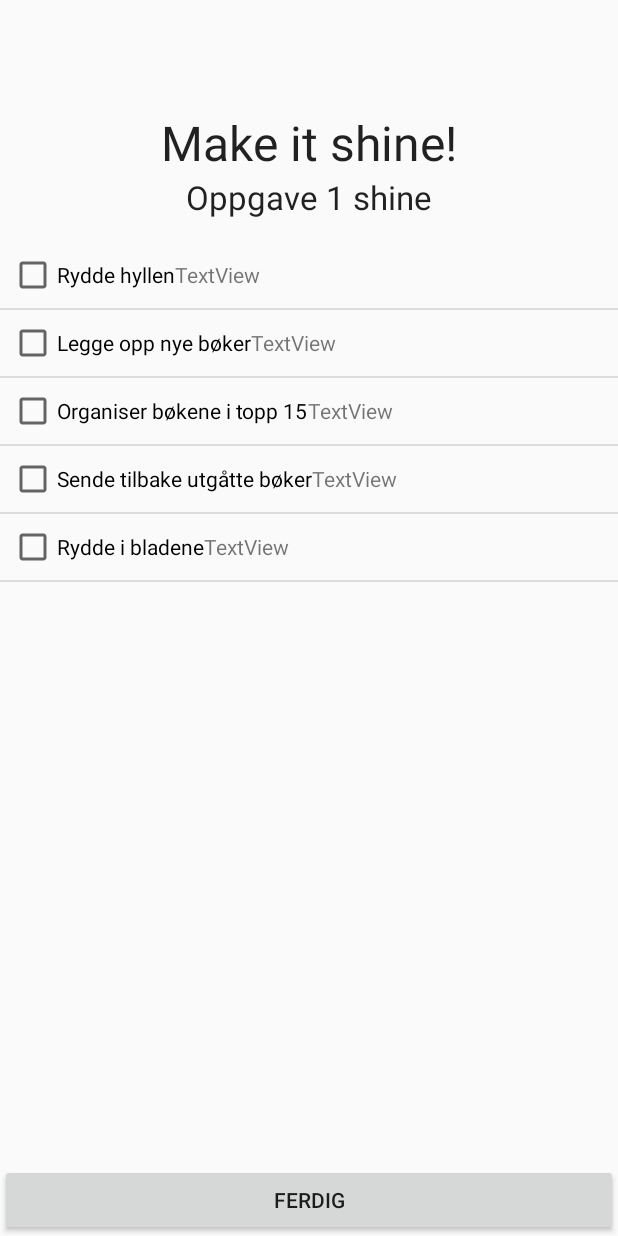
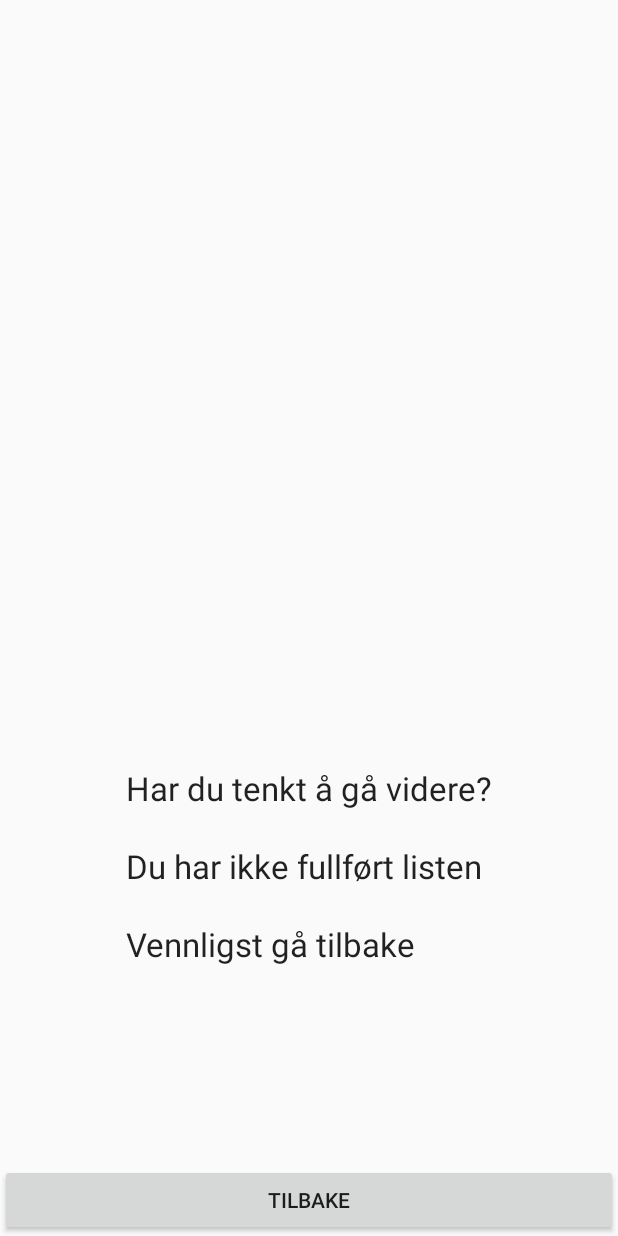
Before and after one commit to Paalt/topp15, an Android app: the screen it shows after launch (Checklist before the commit, HighFive after it), on a phone screen of 412 x 824 dp. Run offline under Robolectric (Android 15) with nearby library versions, the light colour scheme and no system bars.

Commit message:
added high five and no five screen

```diff
--- a/BladAnsvarligAppAndroid/app/src/main/AndroidManifest.xml
+++ b/BladAnsvarligAppAndroid/app/src/main/AndroidManifest.xml
@@ -24,6 +24,9 @@
 
         </activity>
         <activity android:name=".Checklist">
+
+        </activity>
+        <activity android:name=".HighFive">
             <intent-filter>
                 <action android:name="android.intent.action.MAIN" />
 
--- a/BladAnsvarligAppAndroid/app/src/main/java/com/app/bc/bladansvarligapp/Checklist.java
+++ b/BladAnsvarligAppAndroid/app/src/main/java/com/app/bc/bladansvarligapp/Checklist.java
@@ -112,10 +112,18 @@ public class Checklist extends Activity{
                     public void onClick(View v) {
                         CheckBox cb = (CheckBox) v ;
                         MakeItShine makeItShine = (MakeItShine) cb.getTag();
+                        if (cb.isChecked()) {
                         Toast.makeText(getApplicationContext(),
-                        "Clicked on Checkbox: " + cb.getText() +
-                        " is " + cb.isChecked(),
+                        cb.getText() +
+                        " er ferdig",
                         Toast.LENGTH_LONG).show();
+                        }
+                        else {
+                        Toast.makeText(getApplicationContext(),
+                        cb.getText() +
+                        " er ikke ferdig",
+                        Toast.LENGTH_LONG).show();
+                        }
                         makeItShine.setSelected(cb.isChecked());
                     }
                 });
--- /dev/null
+++ b/BladAnsvarligAppAndroid/app/src/main/java/com/app/bc/bladansvarligapp/HighFive.java
@@ -0,0 +1,44 @@
+package com.app.bc.bladansvarligapp;
+
+import android.app.Activity;
+import android.media.Image;
+import android.os.Bundle;
+import android.widget.Button;
+import android.widget.ImageView;
+import android.widget.TextView;
+
+/**
+ * Created by alkan on 23.04.2016.
+ */
+public class HighFive extends Activity {
+
+    // .DATA
+    boolean dummy = false;
+
+    // .DATA?
+    TextView mHighFiveText;
+    ImageView mHighFiveImage;
+    Button mHighFiveButton;
+
+    // .CODE
+    @Override
+    protected void onCreate(Bundle savedInstanceState) {
+        super.onCreate(savedInstanceState);
+        setContentView(R.layout.activity_high_five);
+
+        mHighFiveText = (TextView) findViewById(R.id.high_five);
+        mHighFiveButton = (Button) findViewById(R.id.high_five_button);
+        mHighFiveImage = (ImageView) findViewById(R.id.high_five_image);
+
+        if (dummy) {
+            mHighFiveText.setText("High five dere har fått\n\n+ 15 poeng\n\nFortsett med den gode jobben");
+            mHighFiveButton.setText("Videre");
+            // TODO: mHighFiveImage.setImageResource(R.drawable.
+        }
+        else {
+            mHighFiveText.setText("Har du tenkt å gå videre?\n\nDu har ikke fullført listen\n\nVennligst gå tilbake");
+            mHighFiveButton.setText("Tilbake");
+            // TODO: mHighFiveImage.setImageResource(R.drawable.
+        }
+    }
+}
--- /dev/null
+++ b/BladAnsvarligAppAndroid/app/src/main/res/layout/activity_high_five.xml
@@ -0,0 +1,32 @@
+<?xml version="1.0" encoding="utf-8"?>
+<RelativeLayout xmlns:android="http://schemas.android.com/apk/res/android"
+    android:layout_width="match_parent"
+    android:layout_height="match_parent">
+
+    <ImageView
+        android:layout_width="wrap_content"
+        android:layout_height="wrap_content"
+        android:id="@+id/high_five_image"
+        android:layout_alignParentTop="true"
+        android:layout_centerHorizontal="true"
+        android:layout_marginTop="67dp" />
+
+    <TextView
+        android:layout_width="wrap_content"
+        android:layout_height="wrap_content"
+        android:textAppearance="?android:attr/textAppearanceLarge"
+        android:text="Large Texth"
+        android:id="@+id/high_five"
+        android:layout_alignParentBottom="true"
+        android:layout_centerHorizontal="true"
+        android:layout_marginBottom="180dp" />
+
+    <Button
+        android:layout_width="wrap_content"
+        android:layout_height="wrap_content"
+        android:text="New Button"
+        android:id="@+id/high_five_button"
+        android:layout_alignParentBottom="true"
+        android:layout_alignParentEnd="true"
+        android:layout_alignParentStart="true" />
+</RelativeLayout>
--- a/BladAnsvarligAppAndroid/app/src/main/res/layout/checklist_layout.xml
+++ b/BladAnsvarligAppAndroid/app/src/main/res/layout/checklist_layout.xml
@@ -14,13 +14,4 @@
         android:focusableInTouchMode="false"
         android:text="CheckBox" />
 
-    <TextView
-        android:id="@+id/code"
-        android:layout_width="wrap_content"
-        android:layout_height="wrap_content"
-        android:layout_alignBaseline="@+id/checkBox1"
-        android:layout_alignBottom="@+id/checkBox1"
-        android:layout_toRightOf="@+id/checkBox1"
-        android:text="TextView" />
-
 </RelativeLayout>
```
Also changed, not shown: BladAnsvarligAppAndroid/app/src/main/res/drawable/high_five.png (added), BladAnsvarligAppAndroid/app/src/main/res/drawable/no_five.png (added).
